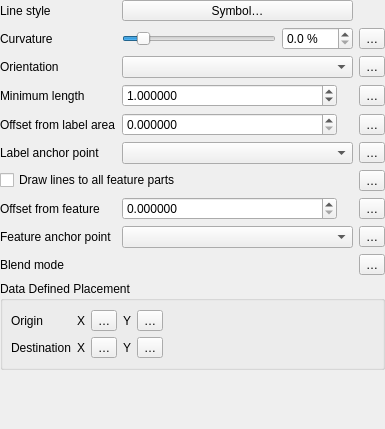
Old version of the form src/ui/callouts/widget_curvedlinecallout.ui in the repository qgis/QGIS.
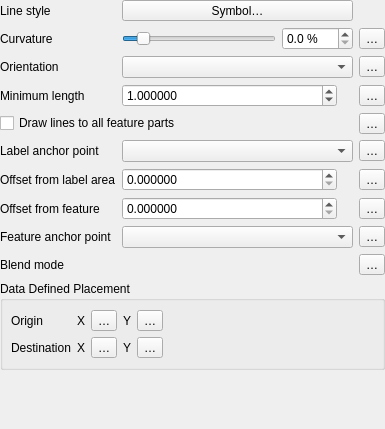
New version of the form. Custom widgets are drawn as their Qt base class.

Commit message: Move "Offset from label" and "Offset from feature" close to each other

The edit to the form file:
```diff
--- a/src/ui/callouts/widget_curvedlinecallout.ui
+++ b/src/ui/callouts/widget_curvedlinecallout.ui
@@ -99,7 +99,7 @@
        </property>
       </widget>
      </item>
-     <item row="4" column="1">
+     <item row="6" column="1">
       <widget class="QgsDoubleSpinBox" name="mOffsetFromLabelSpin">
        <property name="sizePolicy">
         <sizepolicy hsizetype="Preferred" vsizetype="Fixed">
@@ -131,28 +131,28 @@
        </property>
       </widget>
      </item>
-     <item row="6" column="0" colspan="3">
+     <item row="4" column="0" colspan="3">
       <widget class="QCheckBox" name="mDrawToAllPartsCheck">
        <property name="text">
         <string>Draw lines to all feature parts</string>
        </property>
       </widget>
      </item>
-     <item row="6" column="3">
+     <item row="4" column="3">
       <widget class="QgsPropertyOverrideButton" name="mDrawToAllPartsDDBtn">
        <property name="text">
         <string>…</string>
        </property>
       </widget>
      </item>
-     <item row="4" column="0">
+     <item row="6" column="0">
       <widget class="QLabel" name="mOffsetFromLabelLbl">
        <property name="text">
         <string>Offset from label area</string>
        </property>
       </widget>
      </item>
-     <item row="4" column="3">
+     <item row="6" column="3">
       <widget class="QgsPropertyOverrideButton" name="mOffsetFromLabelDDBtn">
        <property name="text">
         <string>…</string>
@@ -267,7 +267,7 @@
      <item row="5" column="1" colspan="2">
       <widget class="QComboBox" name="mLabelAnchorPointComboBox"/>
      </item>
-     <item row="4" column="2">
+     <item row="6" column="2">
       <widget class="QgsUnitSelectionWidget" name="mOffsetFromLabelUnitWidget" native="true">
        <property name="minimumSize">
         <size>
```
The commit also changes 1 other file.
